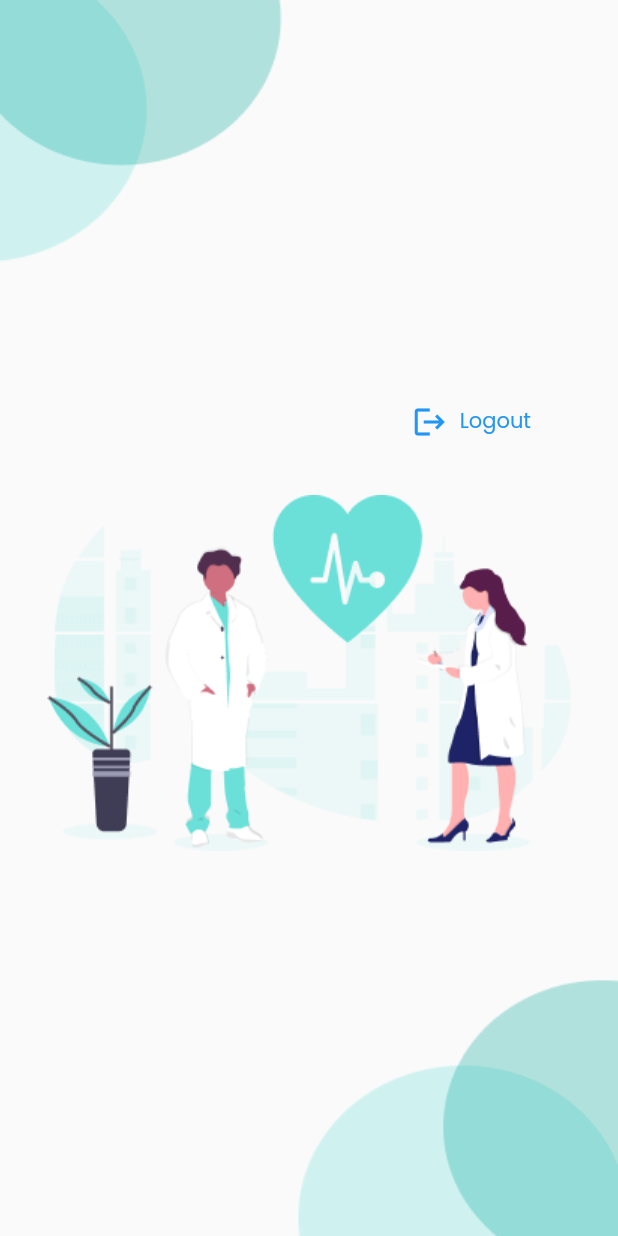
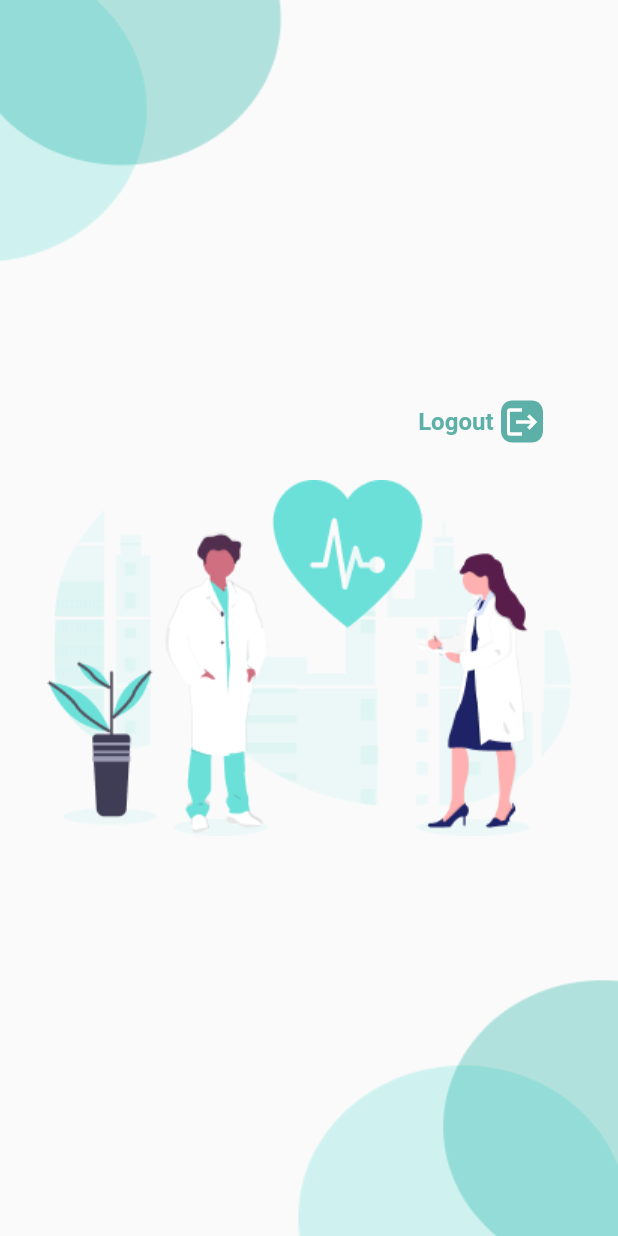
Before and after one commit to ericobi/medicare-flutter, a Flutter app: the IntroPage screen opened by its route, on a phone screen of 412 x 824 dp. Run offline on Flutter 3.47's test engine with Material 2 defaults, Android fonts, the light colour scheme and no system bars.

Commit message:
added logout button

```diff
--- a/lib/screens/intro.dart
+++ b/lib/screens/intro.dart
@@ -1,4 +1,3 @@
-import 'package:flutter/gestures.dart';
 import 'package:flutter/material.dart';
 
 class IntroPage extends StatelessWidget {
@@ -22,25 +21,33 @@ class IntroPage extends StatelessWidget {
             Row(
               mainAxisAlignment: MainAxisAlignment.end,
               children: [
-                TextButton.icon(
-                  onPressed: () {},
-                  icon: const Icon(Icons.logout),
-                  label: const Text('Logout'),
-                ),
-                // RichText(
-                //     text: TextSpan(
-                //         text: 'Logout',
-                //         style: const TextStyle(
-                //             color: Color(0xff5DB0A8),
-                //             fontWeight: FontWeight.bold),
-                //         recognizer: TapGestureRecognizer()
-                //           ..onTap = () {
-                //           })),
-                // IconButton(
-                //   onPressed: () {},
-                //   icon: const Icon(Icons.logout),
-                //   color: const Color(0xff5DB0A8),
-                // ),
+                GestureDetector(
+                    onTap: () {
+                      Navigator.pushNamed(context, '/login');
+                    },
+                    child: Row(
+                      children: <Widget>[
+                        RichText(
+                            text: const TextSpan(
+                          text: 'Logout',
+                          style: TextStyle(
+                              color: Color(0xff5DB0A8),
+                              fontWeight: FontWeight.bold,
+                              fontSize: 16),
+                        )),
+                        Container(
+                            decoration: const BoxDecoration(
+                                color: Color(0xff5DB0A8),
+                                borderRadius:
+                                    BorderRadius.all(Radius.circular(7.5))),
+                            margin: const EdgeInsets.only(left: 5),
+                            padding: const EdgeInsets.all(2),
+                            child: const Icon(
+                              Icons.logout,
+                              color: Colors.white,
+                            )),
+                      ],
+                    )),
                 const SizedBox(
                   width: 50,
                 )
--- a/pubspec.yaml
+++ b/pubspec.yaml
@@ -13,6 +13,7 @@ dependencies:
   flutter_localizations:
     sdk: flutter
   cupertino_icons: ^1.0.2
+  flutter_hooks: ^0.18.1
 
 dev_dependencies:
   flutter_test:
```
Also changed, not shown: pubspec.lock.
